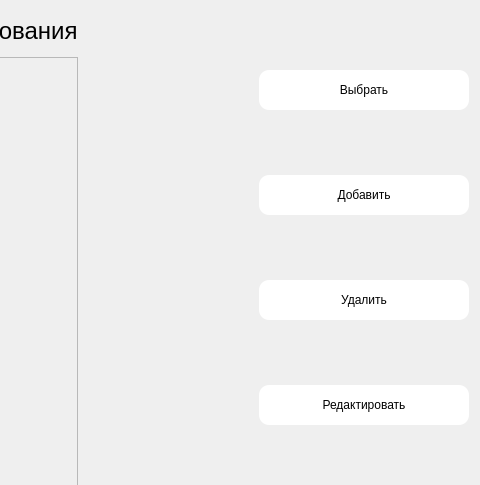
xamlo721/PsychologyTestApp, file ui/auth/PsychoResultWidget.ui: the form before one commit; both pictures show x 520 to 1000 and y 0 to 485 of the 1000 by 600 pixel window.
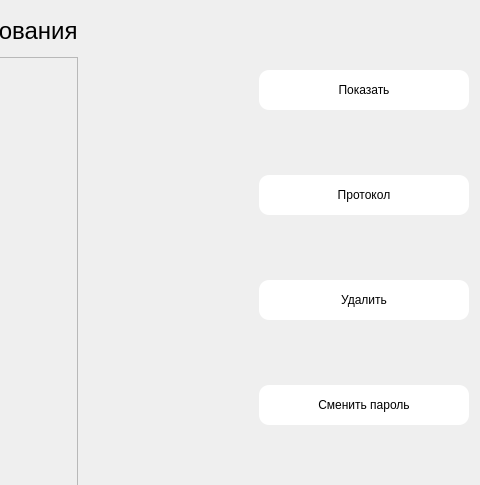
The form after the commit. Icons and pictures are not drawn.

Commit message: update psycho resultWidget

Patch:
```diff
--- a/ui/auth/PsychoResultWidget.ui
+++ b/ui/auth/PsychoResultWidget.ui
@@ -135,7 +135,7 @@
 }</string>
        </property>
        <property name="text">
-        <string>Выбрать</string>
+        <string>Показать</string>
        </property>
       </widget>
      </item>
@@ -157,7 +157,7 @@
 }</string>
        </property>
        <property name="text">
-        <string>Добавить</string>
+        <string>Протокол</string>
        </property>
       </widget>
      </item>
@@ -204,7 +204,7 @@
 }</string>
        </property>
        <property name="text">
-        <string>Редактировать</string>
+        <string>Сменить пароль</string>
        </property>
       </widget>
      </item>
```
Left out of the diff: 15 changed lines with no effect on the pictures. The commit also changes 5 other files.
